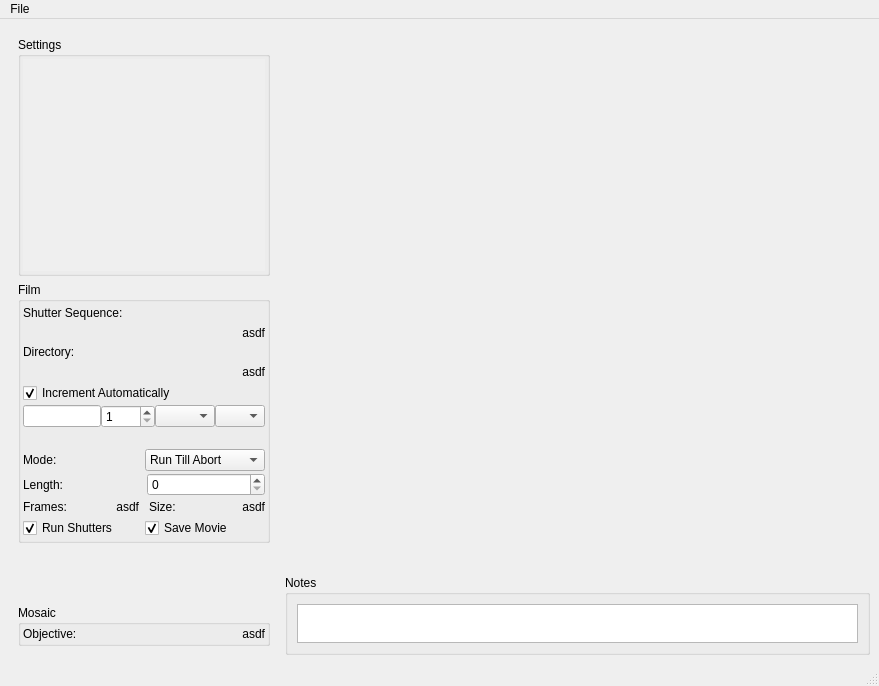
ZhuangLab/storm-control, file hal4000/qtdesigner/hal4000.ui: the form before one commit.
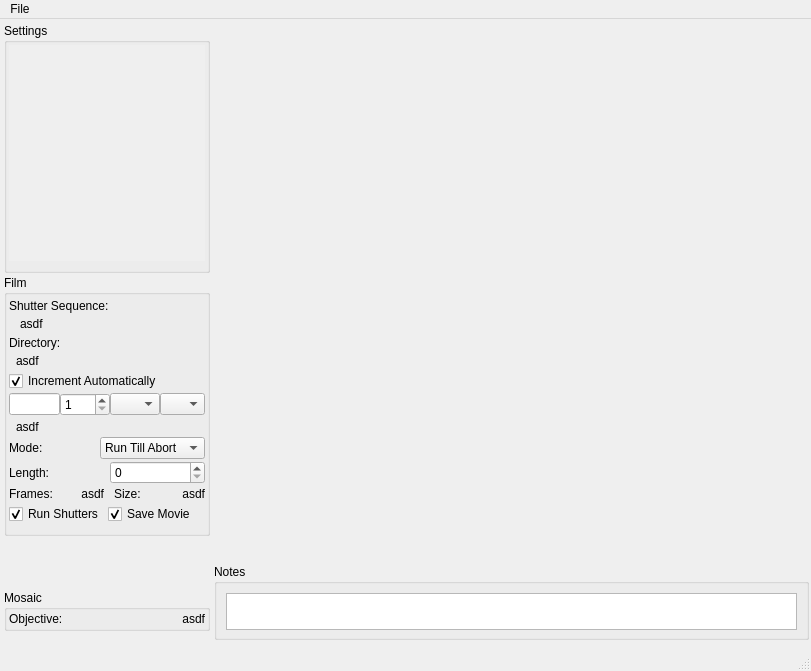
The form after the commit. Icons and pictures are not drawn.

Commit message: Adjust new layouts so that they look better on windows.

Patch:
```diff
--- a/hal4000/qtdesigner/hal4000.ui
+++ b/hal4000/qtdesigner/hal4000.ui
@@ -6,8 +6,8 @@
    <rect>
     <x>0</x>
     <y>0</y>
-    <width>879</width>
-    <height>686</height>
+    <width>811</width>
+    <height>671</height>
    </rect>
   </property>
   <property name="sizePolicy">
@@ -61,40 +61,67 @@
     <bool>true</bool>
    </property>
    <layout class="QHBoxLayout" name="horizontalLayout_2">
+    <property name="spacing">
+     <number>2</number>
+    </property>
+    <property name="leftMargin">
+     <number>2</number>
+    </property>
+    <property name="topMargin">
+     <number>2</number>
+    </property>
+    <property name="rightMargin">
+     <number>2</number>
+    </property>
     <item>
      <widget class="QWidget" name="paramsWidget" native="true">
       <property name="minimumSize">
        <size>
-        <width>270</width>
+        <width>210</width>
         <height>0</height>
        </size>
       </property>
       <property name="maximumSize">
        <size>
-        <width>270</width>
+        <width>210</width>
         <height>16777215</height>
        </size>
       </property>
       <layout class="QVBoxLayout" name="verticalLayout_4">
+       <property name="spacing">
+        <number>2</number>
+       </property>
+       <property name="leftMargin">
+        <number>2</number>
+       </property>
+       <property name="topMargin">
+        <number>2</number>
+       </property>
+       <property name="rightMargin">
+        <number>2</number>
+       </property>
        <item>
         <widget class="QGroupBox" name="settingsGroupBox">
          <property name="minimumSize">
           <size>
-           <width>231</width>
+           <width>50</width>
            <height>40</height>
           </size>
          </property>
          <property name="title">
           <string>Settings</string>
          </property>
-         <layout class="QGridLayout" name="gridLayout">
-          <property name="margin">
+         <layout class="QVBoxLayout" name="verticalLayout_5">
+          <property name="leftMargin">
            <number>2</number>
           </property>
-          <property name="spacing">
+          <property name="topMargin">
            <number>2</number>
           </property>
-          <item row="0" column="0">
+          <property name="rightMargin">
+           <number>2</number>
+          </property>
+          <item>
            <widget class="QScrollArea" name="settingsScrollArea">
             <property name="frameShape">
              <enum>QFrame::NoFrame</enum>
@@ -107,8 +134,8 @@
               <rect>
                <x>0</x>
                <y>0</y>
-               <width>240</width>
-               <height>179</height>
+               <width>200</width>
+               <height>231</height>
               </rect>
              </property>
             </widget>
@@ -120,14 +147,14 @@
        <item>
         <widget class="QGroupBox" name="filmGroupBox">
          <property name="sizePolicy">
-          <sizepolicy hsizetype="Fixed" vsizetype="Fixed">
+          <sizepolicy hsizetype="Preferred" vsizetype="Preferred">
            <horstretch>0</horstretch>
            <verstretch>0</verstretch>
           </sizepolicy>
          </property>
          <property name="minimumSize">
           <size>
-           <width>231</width>
+           <width>150</width>
            <height>261</height>
           </size>
          </property>
@@ -138,7 +165,13 @@
           <property name="spacing">
            <number>2</number>
           </property>
-          <property name="margin">
+          <property name="leftMargin">
+           <number>2</number>
+          </property>
+          <property name="topMargin">
+           <number>2</number>
+          </property>
+          <property name="rightMargin">
            <number>2</number>
           </property>
           <item>
@@ -149,6 +182,21 @@
            </widget>
           </item>
           <item>
+           <layout class="QHBoxLayout" name="horizontalLayout_9">
+            <property name="spacing">
+             <number>6</number>
+            </property>
+            <item>
+             <widget class="QWidget" name="widget" native="true">
+              <property name="maximumSize">
+               <size>
+                <width>5</width>
+                <height>16777215</height>
+               </size>
+              </property>
+             </widget>
+            </item>
+            <item>
            <widget class="QLabel" name="shuttersText">
             <property name="layoutDirection">
              <enum>Qt::LeftToRight</enum>
@@ -156,10 +204,9 @@
             <property name="text">
              <string>asdf</string>
             </property>
-            <property name="alignment">
-             <set>Qt::AlignRight|Qt::AlignTrailing|Qt::AlignVCenter</set>
-            </property>
-           </widget>
+             </widget>
+            </item>
+           </layout>
           </item>
           <item>
            <widget class="QLabel" name="directoryLabel">
@@ -169,6 +216,18 @@
            </widget>
           </item>
           <item>
+           <layout class="QHBoxLayout" name="horizontalLayout_10">
+            <item>
+             <widget class="QWidget" name="widget_2" native="true">
+              <property name="maximumSize">
+               <size>
+                <width>5</width>
+                <height>16777215</height>
+               </size>
+              </property>
+             </widget>
+            </item>
+            <item>
            <widget class="QLabel" name="directoryText">
             <property name="layoutDirection">
              <enum>Qt::LeftToRight</enum>
@@ -177,12 +236,20 @@
              <string>asdf</string>
             </property>
             <property name="alignment">
-             <set>Qt::AlignRight|Qt::AlignTrailing|Qt::AlignVCenter</set>
-            </property>
-           </widget>
+               <set>Qt::AlignLeading|Qt::AlignLeft|Qt::AlignVCenter</set>
+              </property>
+             </widget>
+            </item>
+           </layout>
           </item>
           <item>
            <widget class="QCheckBox" name="autoIncCheckBox">
+            <property name="sizePolicy">
+             <sizepolicy hsizetype="Preferred" vsizetype="Preferred">
+              <horstretch>0</horstretch>
+              <verstretch>0</verstretch>
+             </sizepolicy>
+            </property>
             <property name="text">
              <string>Increment Automatically</string>
             </property>
@@ -229,7 +296,7 @@
              <widget class="QComboBox" name="extensionComboBox">
               <property name="maximumSize">
                <size>
-                <width>60</width>
+                <width>50</width>
                 <height>16777215</height>
                </size>
               </property>
@@ -239,23 +306,37 @@
              <widget class="QComboBox" name="filetypeComboBox">
               <property name="maximumSize">
                <size>
-                <width>50</width>
+                <width>45</width>
                 <height>16777215</height>
                </size>
               </property>
              </widget>
             </item>
            </layout>
+          </item>
+          <item>
+           <layout class="QHBoxLayout" name="horizontalLayout_11">
+            <item>
+             <widget class="QWidget" name="widget_3" native="true">
+              <property name="maximumSize">
+               <size>
+                <width>5</width>
+                <height>16777215</height>
+               </size>
+              </property>
+             </widget>
           </item>
           <item>
            <widget class="QLabel" name="filenameLabel">
             <property name="text">
-             <string/>
+               <string>asdf</string>
             </property>
             <property name="alignment">
-             <set>Qt::AlignCenter</set>
-            </property>
-           </widget>
+               <set>Qt::AlignLeading|Qt::AlignLeft|Qt::AlignVCenter</set>
+              </property>
+             </widget>
+            </item>
+           </layout>
           </item>
           <item>
            <layout class="QHBoxLayout" name="horizontalLayout_4">
@@ -384,7 +465,7 @@
          </property>
          <property name="minimumSize">
           <size>
-           <width>231</width>
+           <width>50</width>
            <height>50</height>
           </size>
          </property>
@@ -529,8 +610,8 @@
     <rect>
      <x>0</x>
      <y>0</y>
-     <width>879</width>
-     <height>26</height>
+     <width>811</width>
+     <height>21</height>
     </rect>
    </property>
    <widget class="QMenu" name="menuFile">
```
Lines whose indentation alone changed are shown as unchanged. The commit also changes 3 other files.
